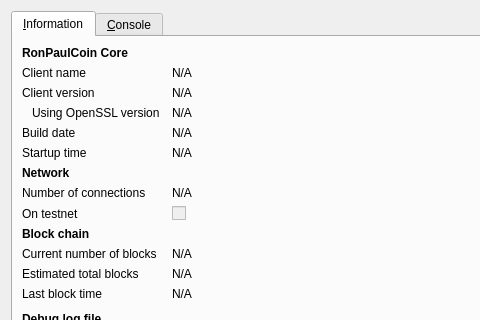
Old version of the form src/qt/forms/rpcconsole.ui in the repository Project-Phi/phi; both pictures show x 0 to 480 and y 0 to 320 of the 740 by 450 pixel window.
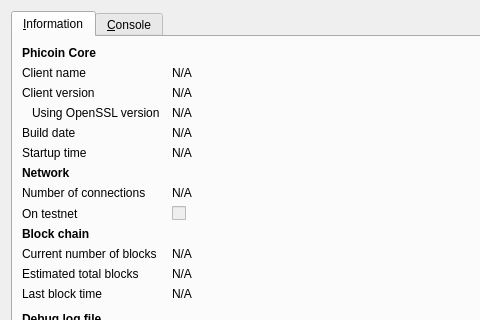
New version of the form. Icons and pictures are not drawn.

Commit message: Phicoin Genesis

```diff
--- a/src/qt/forms/rpcconsole.ui
+++ b/src/qt/forms/rpcconsole.ui
@@ -36,7 +36,7 @@
           </font>
          </property>
          <property name="text">
-          <string>RonPaulCoin Core</string>
+          <string>Phicoin Core</string>
          </property>
         </widget>
        </item>
```
Left out of the diff: 6 changed lines with no effect on the pictures. The commit also changes 815 other files.
